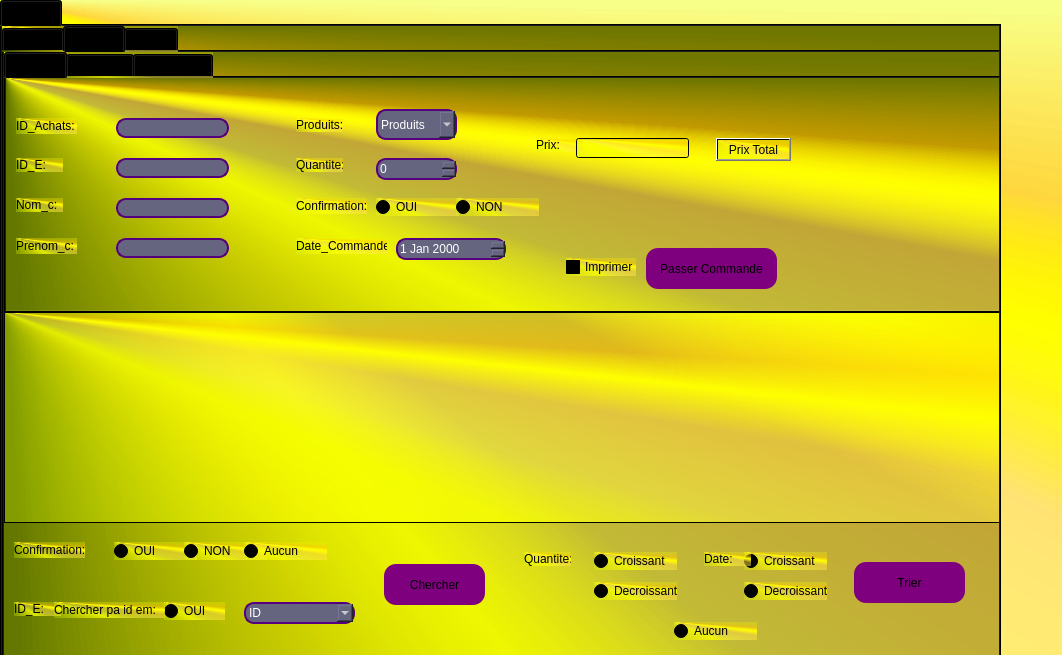
Old version of the form clients_achats.ui in the repository ramy25bh3/Pastry_Plus.
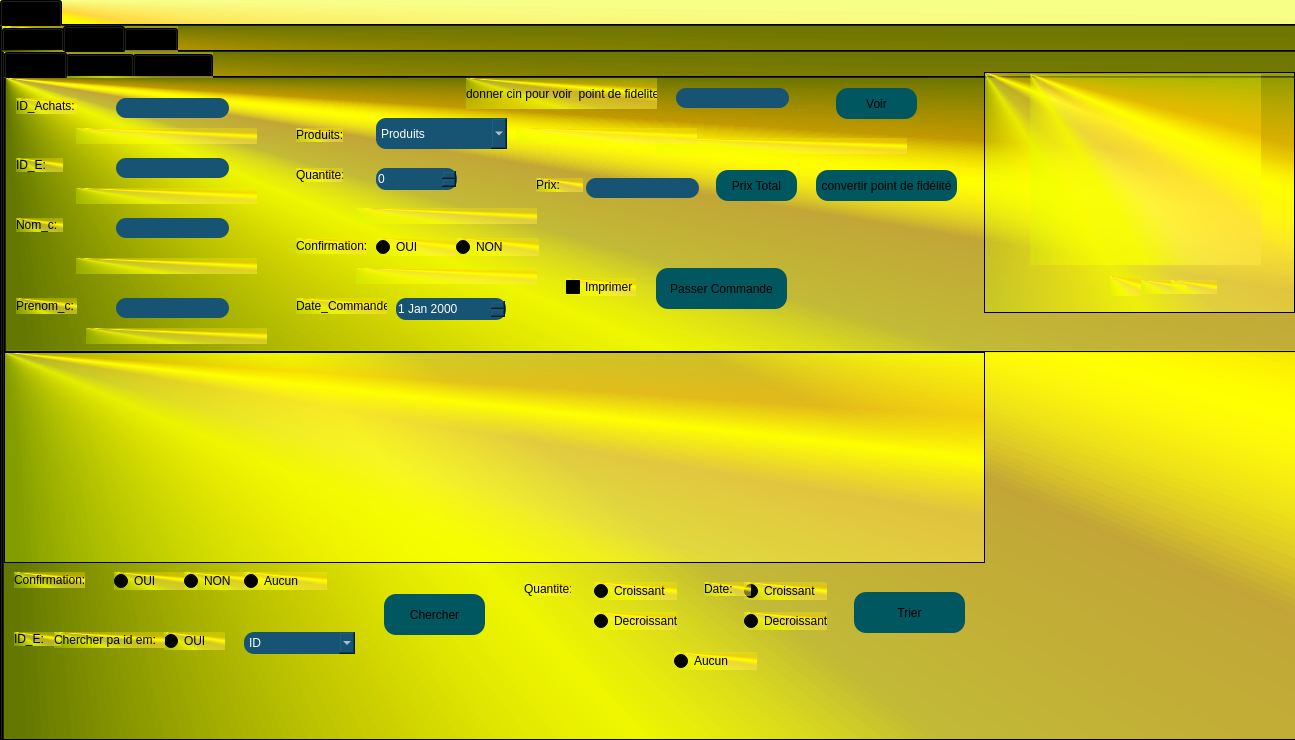
New version of the form. The open tabs and pages were chosen to show the change.

What changed in the file:
```diff
--- a/clients_achats.ui
+++ b/clients_achats.ui
@@ -6,8 +6,8 @@
    <rect>
     <x>0</x>
     <y>0</y>
-    <width>1062</width>
-    <height>655</height>
+    <width>1295</width>
+    <height>740</height>
    </rect>
   </property>
   <property name="windowTitle">
@@ -21,8 +21,8 @@
     <rect>
      <x>0</x>
      <y>0</y>
-     <width>1001</width>
-     <height>661</height>
+     <width>1301</width>
+     <height>741</height>
     </rect>
    </property>
    <property name="currentIndex">
@@ -37,8 +37,8 @@
       <rect>
        <x>0</x>
        <y>0</y>
-       <width>1011</width>
-       <height>641</height>
+       <width>1301</width>
+       <height>741</height>
       </rect>
      </property>
      <property name="styleSheet">
@@ -1101,8 +1101,8 @@
        <property name="geometry">
         <rect>
          <x>0</x>
-         <y>260</y>
-         <width>1001</width>
+         <y>300</y>
+         <width>981</width>
          <height>211</height>
         </rect>
        </property>
@@ -1112,8 +1112,8 @@
         <rect>
          <x>0</x>
          <y>0</y>
-         <width>1001</width>
-         <height>261</height>
+         <width>1301</width>
+         <height>301</height>
         </rect>
        </property>
        <property name="currentIndex">
@@ -1148,10 +1148,22 @@
          <property name="styleSheet">
           <string notr="true">QLineEdit{
 
-border: 1.5px solid rgb(85, 0, 127);
+
 border-radius: 10px;
 color:#ffffff;
-background:rgb(102, 101, 127);
+
+	background-color: rgb(23, 83, 115);
+/*background-color: rgb(18, 101, 95);
+
+/*background-color: rgb(59, 58, 56);
+
+/*border: 1.5px solid rgb(0, 87, 96);
+/*background-color: rgb(38, 120, 109);
+/*background-color: rgb(172, 149, 117);
+/*background-color: rgb(24, 50, 93);
+/*background-color: rgb(74, 116, 166);
+/*background:rgb(102, 101, 127);*/
+
 
 }</string>
          </property>
@@ -1160,7 +1172,7 @@
          <property name="geometry">
           <rect>
            <x>10</x>
-           <y>120</y>
+           <y>140</y>
            <width>47</width>
            <height>14</height>
           </rect>
@@ -1173,7 +1185,7 @@
          <property name="geometry">
           <rect>
            <x>110</x>
-           <y>120</y>
+           <y>140</y>
            <width>113</width>
            <height>20</height>
           </rect>
@@ -1181,10 +1193,22 @@
          <property name="styleSheet">
           <string notr="true">QLineEdit{
 
-border: 1.5px solid rgb(85, 0, 127);
+
 border-radius: 10px;
 color:#ffffff;
-background:rgb(102, 101, 127);
+
+	background-color: rgb(23, 83, 115);
+/*background-color: rgb(18, 101, 95);
+
+/*background-color: rgb(59, 58, 56);
+
+/*border: 1.5px solid rgb(0, 87, 96);
+/*background-color: rgb(38, 120, 109);
+/*background-color: rgb(172, 149, 117);
+/*background-color: rgb(24, 50, 93);
+/*background-color: rgb(74, 116, 166);
+/*background:rgb(102, 101, 127);*/
+
 
 }</string>
          </property>
@@ -1193,7 +1217,7 @@
          <property name="geometry">
           <rect>
            <x>10</x>
-           <y>160</y>
+           <y>220</y>
            <width>61</width>
            <height>16</height>
           </rect>
@@ -1206,7 +1230,7 @@
          <property name="geometry">
           <rect>
            <x>110</x>
-           <y>160</y>
+           <y>220</y>
            <width>113</width>
            <height>20</height>
           </rect>
@@ -1214,10 +1238,22 @@
          <property name="styleSheet">
           <string notr="true">QLineEdit{
 
-border: 1.5px solid rgb(85, 0, 127);
+
 border-radius: 10px;
 color:#ffffff;
-background:rgb(102, 101, 127);
+
+	background-color: rgb(23, 83, 115);
+/*background-color: rgb(18, 101, 95);
+
+/*background-color: rgb(59, 58, 56);
+
+/*border: 1.5px solid rgb(0, 87, 96);
+/*background-color: rgb(38, 120, 109);
+/*background-color: rgb(172, 149, 117);
+/*background-color: rgb(24, 50, 93);
+/*background-color: rgb(74, 116, 166);
+/*background:rgb(102, 101, 127);*/
+
 
 }</string>
          </property>
@@ -1226,18 +1262,33 @@
          <property name="geometry">
           <rect>
            <x>390</x>
-           <y>160</y>
+           <y>220</y>
            <width>110</width>
            <height>22</height>
           </rect>
          </property>
          <property name="styleSheet">
-          <string notr="true">QDateEdit{
+          <string notr="true">
 
-border: 1.5px solid rgb(85, 0, 127);
+
+QDateEdit{
+
+
 border-radius: 10px;
 color:#ffffff;
-background:rgb(102, 101, 127);
+
+	background-color: rgb(23, 83, 115);
+/*background-color: rgb(18, 101, 95);
+
+/*background-color: rgb(59, 58, 56);
+
+/*border: 1.5px solid rgb(0, 87, 96);
+/*background-color: rgb(38, 120, 109);
+/*background-color: rgb(172, 149, 117);
+/*background-color: rgb(24, 50, 93);
+/*background-color: rgb(74, 116, 166);
+/*background:rgb(102, 101, 127);*/
+
 
 }</string>
          </property>
@@ -1246,7 +1297,7 @@
          <property name="geometry">
           <rect>
            <x>290</x>
-           <y>160</y>
+           <y>220</y>
            <width>91</width>
            <height>16</height>
           </rect>
@@ -1259,20 +1310,35 @@
          <property name="geometry">
           <rect>
            <x>370</x>
-           <y>31</y>
-           <width>81</width>
+           <y>40</y>
+           <width>131</width>
            <height>31</height>
           </rect>
          </property>
          <property name="styleSheet">
           <string notr="true">
 
+
+
+
 QComboBox{
 
-border: 1.5px solid rgb(85, 0, 127);
+
 border-radius: 10px;
 color:#ffffff;
-background:rgb(102, 101, 127);
+
+	background-color: rgb(23, 83, 115);
+/*background-color: rgb(18, 101, 95);
+
+/*background-color: rgb(59, 58, 56);
+
+/*border: 1.5px solid rgb(0, 87, 96);
+/*background-color: rgb(38, 120, 109);
+/*background-color: rgb(172, 149, 117);
+/*background-color: rgb(24, 50, 93);
+/*background-color: rgb(74, 116, 166);
+/*background:rgb(102, 101, 127);*/
+
 
 }</string>
          </property>
@@ -1301,7 +1367,7 @@
          <property name="geometry">
           <rect>
            <x>290</x>
-           <y>40</y>
+           <y>50</y>
            <width>47</width>
            <height>14</height>
           </rect>
@@ -1314,18 +1380,31 @@
          <property name="geometry">
           <rect>
            <x>370</x>
-           <y>80</y>
+           <y>90</y>
            <width>81</width>
            <height>22</height>
           </rect>
          </property>
          <property name="styleSheet">
-          <string notr="true">QSpinBox
-{
-border: 1.5px solid rgb(85, 0, 127);
+          <string notr="true">
+QSpinBox{
+
+
 border-radius: 10px;
 color:#ffffff;
-background:rgb(102, 101, 127);
+
+	background-color: rgb(23, 83, 115);
+/*background-color: rgb(18, 101, 95);
+
+/*background-color: rgb(59, 58, 56);
+
+/*border: 1.5px solid rgb(0, 87, 96);
+/*background-color: rgb(38, 120, 109);
+/*background-color: rgb(172, 149, 117);
+/*background-color: rgb(24, 50, 93);
+/*background-color: rgb(74, 116, 166);
+/*background:rgb(102, 101, 127);*/
+
 
 }</string>
          </property>
@@ -1334,7 +1413,7 @@
          <property name="geometry">
           <rect>
            <x>290</x>
-           <y>80</y>
+           <y>90</y>
            <width>47</width>
            <height>14</height>
           </rect>
@@ -1347,7 +1426,7 @@
          <property name="geometry">
           <rect>
            <x>370</x>
-           <y>120</y>
+           <y>160</y>
            <width>83</width>
            <height>18</height>
           </rect>
@@ -1360,7 +1439,7 @@
          <property name="geometry">
           <rect>
            <x>450</x>
-           <y>120</y>
+           <y>160</y>
            <width>83</width>
            <height>18</height>
           </rect>
@@ -1373,7 +1452,7 @@
          <property name="geometry">
           <rect>
            <x>290</x>
-           <y>120</y>
+           <y>160</y>
            <width>71</width>
            <height>16</height>
           </rect>
@@ -1385,8 +1464,8 @@
         <widget class="QPushButton" name="pushButton_7">
          <property name="geometry">
           <rect>
-           <x>640</x>
-           <y>170</y>
+           <x>650</x>
+           <y>190</y>
            <width>131</width>
            <height>41</height>
           </rect>
@@ -1395,7 +1474,13 @@
           <string notr="true">QPushButton
 {
 border-radius: 12px;
-background-color:rgb(127, 0, 127);
+
+	
+background-color: rgb(0, 87, 96);
+/*background-color: rgb(22, 42, 74);
+/*background-color: rgb(170, 85, 0);
+/*background-color:rgb(127, 0, 127);*/
+
 color: rgb(0, 0, 0);
 
 
@@ -1419,7 +1504,7 @@
          <property name="geometry">
           <rect>
            <x>10</x>
-           <y>40</y>
+           <y>20</y>
            <width>61</width>
            <height>16</height>
           </rect>
@@ -1432,7 +1517,7 @@
          <property name="geometry">
           <rect>
            <x>110</x>
-           <y>40</y>
+           <y>20</y>
            <width>113</width>
            <height>20</height>
           </rect>
@@ -1440,10 +1525,22 @@
          <property name="styleSheet">
           <string notr="true">QLineEdit{
 
-border: 1.5px solid rgb(85, 0, 127);
+
 border-radius: 10px;
 color:#ffffff;
-background:rgb(102, 101, 127);
+
+	background-color: rgb(23, 83, 115);
+/*background-color: rgb(18, 101, 95);
+
+/*background-color: rgb(59, 58, 56);
+
+/*border: 1.5px solid rgb(0, 87, 96);
+/*background-color: rgb(38, 120, 109);
+/*background-color: rgb(172, 149, 117);
+/*background-color: rgb(24, 50, 93);
+/*background-color: rgb(74, 116, 166);
+/*background:rgb(102, 101, 127);*/
+
 
 }</string>
          </property>
@@ -1452,7 +1549,7 @@
          <property name="geometry">
           <rect>
            <x>560</x>
-           <y>180</y>
+           <y>200</y>
            <width>70</width>
            <height>18</height>
           </rect>
@@ -1465,7 +1562,7 @@
          <property name="geometry">
           <rect>
            <x>530</x>
-           <y>60</y>
+           <y>100</y>
            <width>47</width>
            <height>14</height>
           </rect>
@@ -1477,26 +1574,330 @@
         <widget class="QLineEdit" name="lineEdit">
          <property name="geometry">
           <rect>
-           <x>570</x>
-           <y>60</y>
+           <x>580</x>
+           <y>100</y>
            <width>113</width>
            <height>20</height>
           </rect>
          </property>
+         <property name="styleSheet">
+          <string notr="true">
+QLineEdit{
+
+
+border-radius: 10px;
+color:#ffffff;
+
+	background-color: rgb(23, 83, 115);
+/*background-color: rgb(18, 101, 95);
+
+/*background-color: rgb(59, 58, 56);
+
+/*border: 1.5px solid rgb(0, 87, 96);
+/*background-color: rgb(38, 120, 109);
+/*background-color: rgb(172, 149, 117);
+/*background-color: rgb(24, 50, 93);
+/*background-color: rgb(74, 116, 166);
+/*background:rgb(102, 101, 127);*/
+
+
+}</string>
+         </property>
+         <property name="text">
+          <string/>
+         </property>
         </widget>
         <widget class="QPushButton" name="pushButton_12">
          <property name="geometry">
           <rect>
            <x>710</x>
-           <y>60</y>
-           <width>75</width>
-           <height>23</height>
+           <y>92</y>
+           <width>81</width>
+           <height>31</height>
           </rect>
          </property>
+         <property name="styleSheet">
+          <string notr="true">QPushButton
+{
+border-radius: 12px;
+
+	
+background-color: rgb(0, 87, 96);
+/*background-color: rgb(22, 42, 74);
+/*background-color: rgb(170, 85, 0);
+/*background-color:rgb(127, 0, 127);*/
+
+color: rgb(0, 0, 0);
+
+
+}
+
+QPushButton:hover
+{
+	background-color: rgb(114, 179, 171);
+/*background-color: rgb(69, 106, 175);
+/*background-color:rgb(85, 0, 127);*/
+
+
+color: rgb(255, 230, 250);
+
+}</string>
+         </property>
          <property name="text">
           <string>Prix Total</string>
          </property>
         </widget>
+        <widget class="QLineEdit" name="lineEdit_3">
+         <property name="geometry">
+          <rect>
+           <x>670</x>
+           <y>10</y>
+           <width>113</width>
+           <height>20</height>
+          </rect>
+         </property>
+         <property name="styleSheet">
+          <string notr="true">
+QLineEdit{
+
+
+border-radius: 10px;
+color:#ffffff;
+
+	background-color: rgb(23, 83, 115);
+/*background-color: rgb(18, 101, 95);
+
+/*background-color: rgb(59, 58, 56);
+
+/*border: 1.5px solid rgb(0, 87, 96);
+/*background-color: rgb(38, 120, 109);
+/*background-color: rgb(172, 149, 117);
+/*background-color: rgb(24, 50, 93);
+/*background-color: rgb(74, 116, 166);
+/*background:rgb(102, 101, 127);*/
+
+
+}</string>
+         </property>
+        </widget>
+        <widget class="QPushButton" name="pushButton_13">
+         <property name="geometry">
+          <rect>
+           <x>830</x>
+           <y>10</y>
+           <width>81</width>
+           <height>31</height>
+          </rect>
+         </property>
+         <property name="styleSheet">
+          <string notr="true">QPushButton
+{
+border-radius: 12px;
+
+	
+background-color: rgb(0, 87, 96);
+/*background-color: rgb(22, 42, 74);
+/*background-color: rgb(170, 85, 0);
+/*background-color:rgb(127, 0, 127);*/
+
+color: rgb(0, 0, 0);
+
+
+}
+
+QPushButton:hover
+{
+	background-color: rgb(114, 179, 171);
+/*background-color: rgb(69, 106, 175);
+/*background-color:rgb(85, 0, 127);*/
+
+
+color: rgb(255, 230, 250);
+
+}</string>
+         </property>
+         <property name="text">
+          <string>Voir</string>
+         </property>
+        </widget>
+        <widget class="QLabel" name="label_47">
+         <property name="geometry">
+          <rect>
+           <x>460</x>
+           <y>0</y>
+           <width>191</width>
+           <height>31</height>
+          </rect>
+         </property>
+         <property name="text">
+          <string>donner cin pour voir  point de fidelite</string>
+         </property>
+        </widget>
+        <widget class="QLabel" name="label_48">
+         <property name="geometry">
+          <rect>
+           <x>650</x>
+           <y>60</y>
+           <width>251</width>
+           <height>16</height>
+          </rect>
+         </property>
+         <property name="text">
+          <string/>
+         </property>
+        </widget>
+        <widget class="QPushButton" name="pushButton_14">
+         <property name="geometry">
+          <rect>
+           <x>810</x>
+           <y>92</y>
+           <width>141</width>
+           <height>31</height>
+          </rect>
+         </property>
+         <property name="styleSheet">
+          <string notr="true">QPushButton
+{
+border-radius: 12px;
+
+	
+background-color: rgb(0, 87, 96);
+/*background-color: rgb(22, 42, 74);
+/*background-color: rgb(170, 85, 0);
+/*background-color:rgb(127, 0, 127);*/
+
+color: rgb(0, 0, 0);
+
+
+}
+
+QPushButton:hover
+{
+	background-color: rgb(114, 179, 171);
+/*background-color: rgb(69, 106, 175);
+/*background-color:rgb(85, 0, 127);*/
+
+
+color: rgb(255, 230, 250);
+
+}</string>
+         </property>
+         <property name="text">
+          <string>convertir point de fidélité</string>
+         </property>
+        </widget>
+        <widget class="QLabel" name="c_9">
+         <property name="geometry">
+          <rect>
+           <x>70</x>
+           <y>50</y>
+           <width>181</width>
+           <height>16</height>
+          </rect>
+         </property>
+         <property name="styleSheet">
+          <string notr="true">color: rgb(255, 0, 0);</string>
+         </property>
+         <property name="text">
+          <string/>
+         </property>
+        </widget>
+        <widget class="QLabel" name="c_10">
+         <property name="geometry">
+          <rect>
+           <x>70</x>
+           <y>110</y>
+           <width>181</width>
+           <height>16</height>
+          </rect>
+         </property>
+         <property name="styleSheet">
+          <string notr="true">color: rgb(255, 0, 0);</string>
+         </property>
+         <property name="text">
+          <string/>
+         </property>
+        </widget>
+        <widget class="QLabel" name="c_11">
+         <property name="geometry">
+          <rect>
+           <x>70</x>
+           <y>180</y>
+           <width>181</width>
+           <height>16</height>
+          </rect>
+         </property>
+         <property name="styleSheet">
+          <string notr="true">color: rgb(255, 0, 0);</string>
+         </property>
+         <property name="text">
+          <string/>
+         </property>
+        </widget>
+        <widget class="QLabel" name="c_12">
+         <property name="geometry">
+          <rect>
+           <x>510</x>
+           <y>50</y>
+           <width>181</width>
+           <height>16</height>
+          </rect>
+         </property>
+         <property name="styleSheet">
+          <string notr="true">color: rgb(255, 0, 0);</string>
+         </property>
+         <property name="text">
+          <string/>
+         </property>
+        </widget>
+        <widget class="QLabel" name="c_13">
+         <property name="geometry">
+          <rect>
+           <x>350</x>
+           <y>130</y>
+           <width>181</width>
+           <height>16</height>
+          </rect>
+         </property>
+         <property name="styleSheet">
+          <string notr="true">color: rgb(255, 0, 0);</string>
+         </property>
+         <property name="text">
+          <string/>
+         </property>
+        </widget>
+        <widget class="QLabel" name="c_14">
+         <property name="geometry">
+          <rect>
+           <x>350</x>
+           <y>190</y>
+           <width>181</width>
+           <height>16</height>
+          </rect>
+         </property>
+         <property name="styleSheet">
+          <string notr="true">color: rgb(255, 0, 0);</string>
+         </property>
+         <property name="text">
+          <string/>
+         </property>
+        </widget>
+        <widget class="QLabel" name="c_15">
+         <property name="geometry">
+          <rect>
+           <x>80</x>
+           <y>250</y>
+           <width>181</width>
+           <height>16</height>
+          </rect>
+         </property>
+         <property name="styleSheet">
+          <string notr="true">color: rgb(255, 0, 0);</string>
+         </property>
+         <property name="text">
+          <string/>
+         </property>
+        </widget>
        </widget>
        <widget class="QWidget" name="tab_9">
         <attribute name="title">
@@ -1949,7 +2350,7 @@
        <property name="geometry">
         <rect>
          <x>10</x>
-         <y>490</y>
+         <y>520</y>
          <width>71</width>
          <height>16</height>
         </rect>
@@ -1962,7 +2363,7 @@
        <property name="geometry">
         <rect>
          <x>110</x>
-         <y>490</y>
+         <y>520</y>
          <width>83</width>
          <height>18</height>
         </rect>
@@ -1975,7 +2376,7 @@
        <property name="geometry">
         <rect>
          <x>180</x>
-         <y>490</y>
+         <y>520</y>
          <width>83</width>
          <height>18</height>
         </rect>
@@ -1988,7 +2389,7 @@
        <property name="geometry">
         <rect>
          <x>380</x>
-         <y>512</y>
+         <y>542</y>
          <width>101</width>
          <height>41</height>
         </rect>
@@ -1997,7 +2398,13 @@
         <string notr="true">QPushButton
 {
 border-radius: 12px;
-background-color:rgb(127, 0, 127);
+
+	
+background-color: rgb(0, 87, 96);
+/*background-color: rgb(22, 42, 74);
+/*background-color: rgb(170, 85, 0);
+/*background-color:rgb(127, 0, 127);*/
+
 color: rgb(0, 0, 0);
 
 
@@ -2021,7 +2428,7 @@
        <property name="geometry">
         <rect>
          <x>10</x>
-         <y>550</y>
+         <y>580</y>
          <width>47</width>
          <height>14</height>
         </rect>
@@ -2034,18 +2441,32 @@
        <property name="geometry">
         <rect>
          <x>240</x>
-         <y>550</y>
+         <y>580</y>
          <width>111</width>
          <height>22</height>
         </rect>
        </property>
        <property name="styleSheet">
-        <string notr="true">QComboBox{
+        <string notr="true">
 
-border: 1.5px solid rgb(85, 0, 127);
+QComboBox{
+
+
 border-radius: 10px;
 color:#ffffff;
-background:rgb(102, 101, 127);
+
+	background-color: rgb(23, 83, 115);
+/*background-color: rgb(18, 101, 95);
+
+/*background-color: rgb(59, 58, 56);
+
+/*border: 1.5px solid rgb(0, 87, 96);
+/*background-color: rgb(38, 120, 109);
+/*background-color: rgb(172, 149, 117);
+/*background-color: rgb(24, 50, 93);
+/*background-color: rgb(74, 116, 166);
+/*background:rgb(102, 101, 127);*/
+
 
 }</string>
        </property>
@@ -2059,7 +2480,7 @@
        <property name="geometry">
         <rect>
          <x>520</x>
-         <y>500</y>
+         <y>530</y>
          <width>47</width>
          <height>14</height>
         </rect>
@@ -2072,7 +2493,7 @@
        <property name="geometry">
         <rect>
          <x>590</x>
-         <y>500</y>
+         <y>530</y>
          <width>83</width>
          <height>18</height>
         </rect>
@@ -2085,7 +2506,7 @@
        <property name="geometry">
         <rect>
          <x>590</x>
-         <y>530</y>
+         <y>560</y>
          <width>83</width>
          <height>18</height>
         </rect>
@@ -2098,7 +2519,7 @@
        <property name="geometry">
         <rect>
          <x>740</x>
-         <y>500</y>
+         <y>530</y>
          <width>83</width>
          <height>18</height>
         </rect>
@@ -2111,7 +2532,7 @@
        <property name="geometry">
         <rect>
          <x>740</x>
-         <y>530</y>
+         <y>560</y>
          <width>83</width>
          <height>18</height>
         </rect>
@@ -2124,7 +2545,7 @@
        <property name="geometry">
         <rect>
          <x>670</x>
-         <y>570</y>
+         <y>600</y>
          <width>83</width>
          <height>18</height>
         </rect>
@@ -2137,7 +2558,7 @@
        <property name="geometry">
         <rect>
          <x>700</x>
-         <y>500</y>
+         <y>530</y>
          <width>47</width>
          <height>14</height>
         </rect>
@@ -2150,7 +2571,7 @@
        <property name="geometry">
         <rect>
          <x>850</x>
-         <y>510</y>
+         <y>540</y>
          <width>111</width>
          <height>41</height>
         </rect>
@@ -2159,7 +2580,13 @@
         <string notr="true">QPushButton
 {
 border-radius: 12px;
-background-color:rgb(127, 0, 127);
+
+	
+background-color: rgb(0, 87, 96);
+/*background-color: rgb(22, 42, 74);
+/*background-color: rgb(170, 85, 0);
+/*background-color:rgb(127, 0, 127);*/
+
 color: rgb(0, 0, 0);
 
 
@@ -2183,7 +2610,7 @@
        <property name="geometry">
         <rect>
          <x>240</x>
-         <y>490</y>
+         <y>520</y>
          <width>83</width>
          <height>18</height>
         </rect>
@@ -2196,7 +2623,7 @@
        <property name="geometry">
         <rect>
          <x>160</x>
-         <y>550</y>
+         <y>580</y>
          <width>61</width>
          <height>18</height>
         </rect>
@@ -2209,7 +2636,7 @@
        <property name="geometry">
         <rect>
          <x>50</x>
-         <y>550</y>
+         <y>580</y>
          <width>111</width>
          <height>16</height>
         </rect>
@@ -2218,6 +2645,16 @@
         <string>Chercher pa id em:</string>
        </property>
       </widget>
+      <widget class="QListView" name="listView">
+       <property name="geometry">
+        <rect>
+         <x>980</x>
+         <y>20</y>
+         <width>311</width>
+         <height>241</height>
+        </rect>
+       </property>
+      </widget>
      </widget>
      <widget class="QWidget" name="tab_7">
       <attribute name="title">
@@ -2436,6 +2873,73 @@
     </widget>
    </widget>
   </widget>
+  <widget class="QLabel" name="label_49">
+   <property name="geometry">
+    <rect>
+     <x>1140</x>
+     <y>280</y>
+     <width>47</width>
+     <height>14</height>
+    </rect>
+   </property>
+   <property name="font">
+    <font>
+     <pointsize>10</pointsize>
+    </font>
+   </property>
+   <property name="text">
+    <string/>
+   </property>
+  </widget>
+  <widget class="QLabel" name="label_50">
+   <property name="geometry">
+    <rect>
+     <x>1170</x>
+     <y>280</y>
+     <width>47</width>
+     <height>14</height>
+    </rect>
+   </property>
+   <property name="font">
+    <font>
+     <pointsize>10</pointsize>
+    </font>
+   </property>
+   <property name="text">
+    <string/>
+   </property>
+  </widget>
+  <widget class="QLabel" name="label_img">
+   <property name="geometry">
+    <rect>
+     <x>1030</x>
+     <y>74</y>
+     <width>231</width>
+     <height>191</height>
+    </rect>
+   </property>
+   <property name="text">
+    <string/>
+   </property>
+  </widget>
+  <widget class="QLabel" name="label_51">
+   <property name="geometry">
+    <rect>
+     <x>1110</x>
+     <y>276</y>
+     <width>31</width>
+     <height>20</height>
+    </rect>
+   </property>
+   <property name="font">
+    <font>
+     <pointsize>10</pointsize>
+    </font>
+   </property>
+   <property name="text">
+    <string/>
+   </property>
+  </widget>
  </widget>
  <resources/>
  <connections/>
```
Left out of the diff: 908 changed lines with no effect on the pictures.
